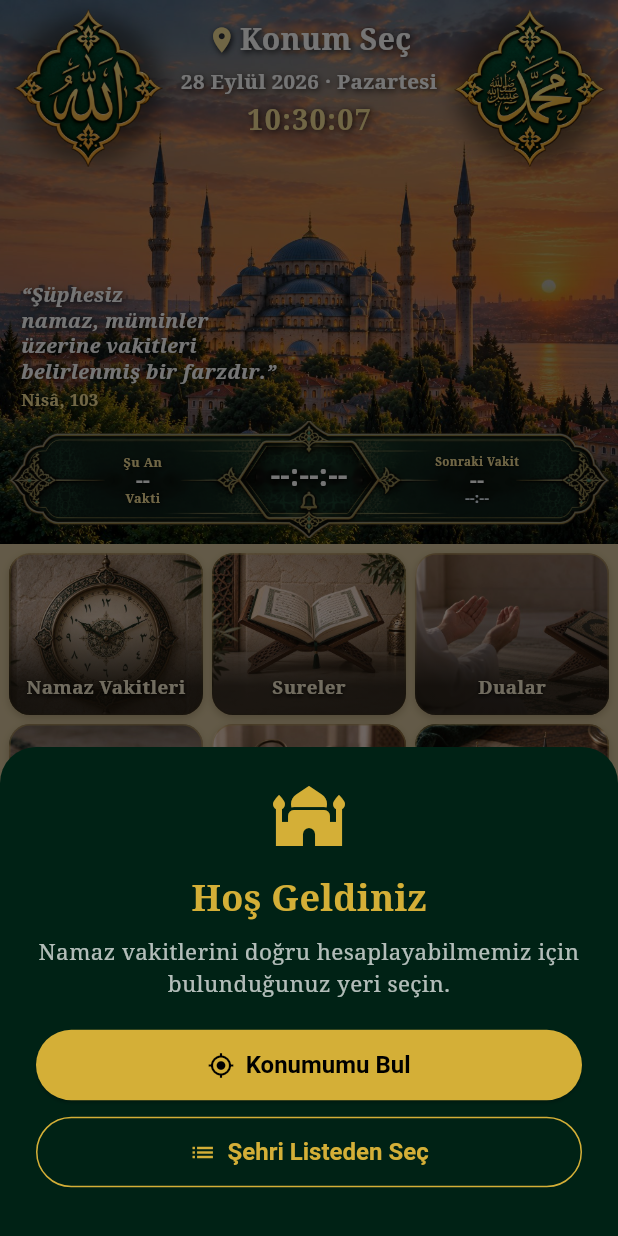
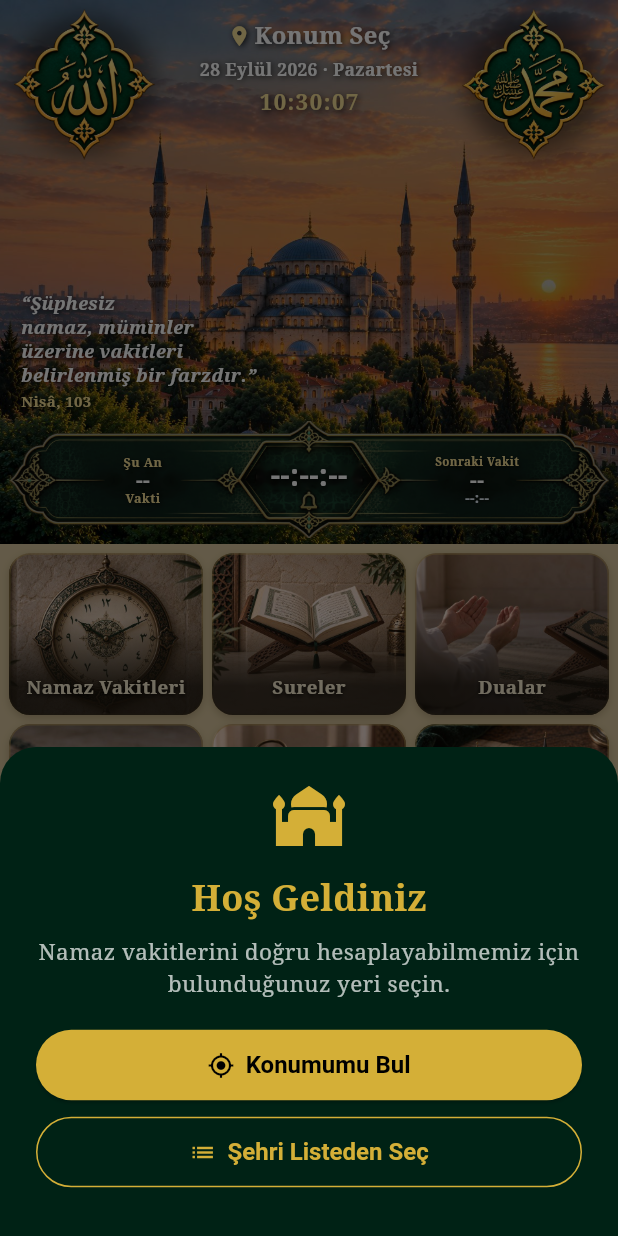
Before and after one commit to ersinsonmez026-glitch/EzanSaati, a Flutter app: the screen it shows after launch, on a phone screen of 412 x 824 dp. Run offline on Flutter 3.47's test engine with Material 3 defaults, Android fonts, the phone set to English and light mode, and no system bars; our stand-ins replace adhan, cloud_firestore, firebase_auth, firebase_core, geolocator, hijri and 3 more; accounts and stored records are empty.

Commit message:
Ana ekran: konum/tarih/saat ve ayet küçültüldü, levhalar %5 küçüldü
Konum 19→15, tarih 13→11, saat 18→14, ayet 12.5→11.5, kaynak 10.5→9.5;
Allah ve Muhammed levhaları 100→95 (ekran genişliğine göre ölçeklenir).

Co-Authored-By: Claude Opus 5.5 <noreply@anthropic.com>
Claude-Session: https://claude.ai/code/session_01DGn2qbp3aW4UFTr6T3CtEj

```diff
--- a/lib/screens/home_screen.dart
+++ b/lib/screens/home_screen.dart
@@ -214,7 +214,7 @@ class _HomeScreenState extends State<HomeScreen> {
   // ÜST YARI - ANA GÖRSEL, LEVHALAR, KONUM/TARİH, AYET, GERİ SAYIM
   // ============================================================
   Widget _hero(DateTime now, AppLocation? loc, double k, List<Shadow> shadow) {
-    final medal = 100 * k;
+    final medal = 95 * k;
     return Stack(
       children: [
         // Arka plan: cami her ekran boyunda ortada dursun
@@ -251,7 +251,7 @@ class _HomeScreenState extends State<HomeScreen> {
                         Row(
                           mainAxisAlignment: MainAxisAlignment.center,
                           children: [
-                            Icon(Icons.location_on, color: AppColors.goldLight, size: 19 * k, shadows: shadow),
+                            Icon(Icons.location_on, color: AppColors.goldLight, size: 15 * k, shadows: shadow),
                             const SizedBox(width: 2),
                             Flexible(
                               child: FittedBox(
@@ -261,7 +261,7 @@ class _HomeScreenState extends State<HomeScreen> {
                                   maxLines: 1,
                                   style: TextStyle(
                                     color: Colors.white,
-                                    fontSize: 19 * k,
+                                    fontSize: 15 * k,
                                     fontWeight: FontWeight.w700,
                                     shadows: shadow,
                                   ),
@@ -278,7 +278,7 @@ class _HomeScreenState extends State<HomeScreen> {
                             maxLines: 1,
                             style: TextStyle(
                               color: Colors.white,
-                              fontSize: 13 * k,
+                              fontSize: 11 * k,
                               fontWeight: FontWeight.w600,
                               shadows: shadow,
                             ),
@@ -289,7 +289,7 @@ class _HomeScreenState extends State<HomeScreen> {
                           '${two(now.hour)}:${two(now.minute)}:${two(now.second)}',
                           style: TextStyle(
                             color: AppColors.goldLight,
-                            fontSize: 18 * k,
+                            fontSize: 14 * k,
                             fontWeight: FontWeight.w800,
                             letterSpacing: 1,
                             fontFeatures: const [FontFeature.tabularFigures()],
@@ -323,7 +323,7 @@ class _HomeScreenState extends State<HomeScreen> {
                       '“Şüphesiz\nnamaz, müminler\nüzerine vakitleri\nbelirlenmiş bir farzdır.”',
                       style: TextStyle(
                         color: Colors.white,
-                        fontSize: 12.5 * k,
+                        fontSize: 11.5 * k,
                         fontWeight: FontWeight.w600,
                         height: 1.3,
                         fontStyle: FontStyle.italic,
@@ -335,7 +335,7 @@ class _HomeScreenState extends State<HomeScreen> {
                       'Nisâ, 103',
                       style: TextStyle(
                         color: AppColors.goldLight,
-                        fontSize: 10.5 * k,
+                        fontSize: 9.5 * k,
                         fontWeight: FontWeight.w600,
                         shadows: shadow,
                       ),
```
